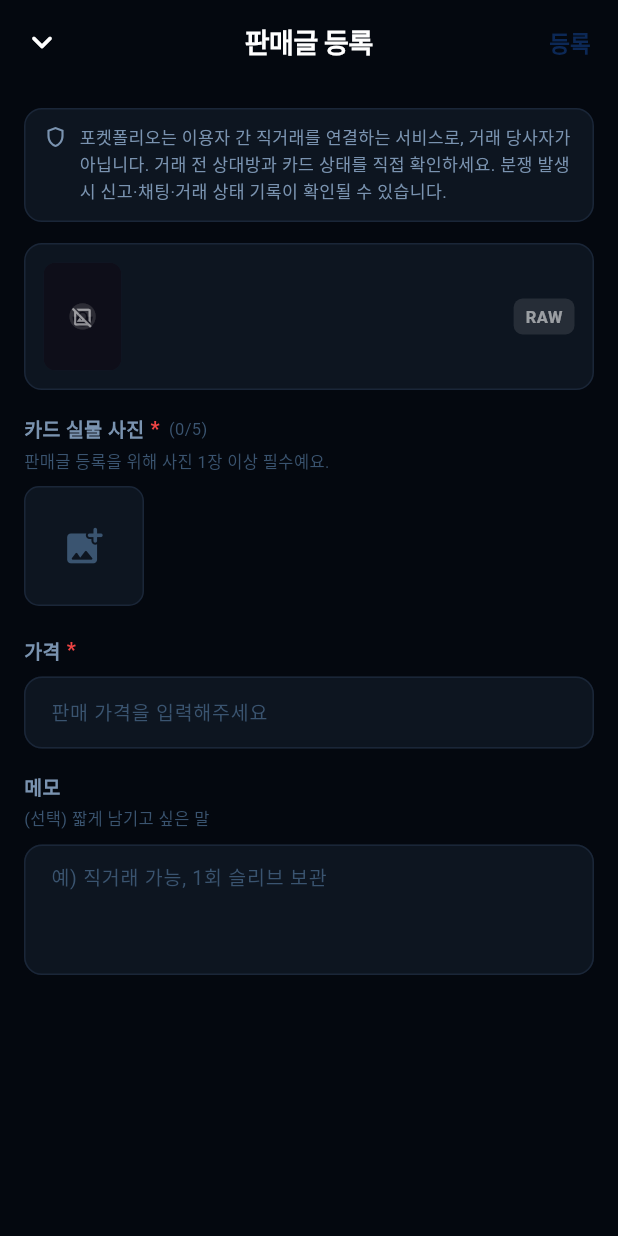
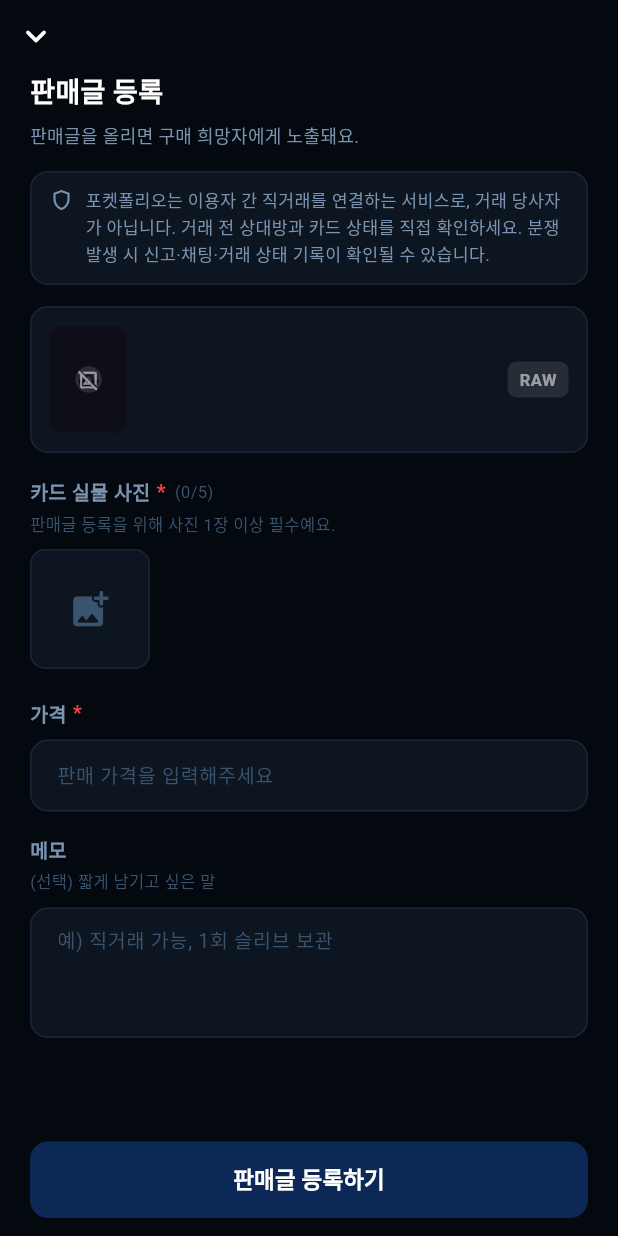
Before and after one commit to nightfury9424/pokemon-card-app, a Flutter app: the TradeCreateScreen screen opened directly with empty values, on a phone screen of 412 x 824 dp. Run offline on Flutter 3.47's test engine with Material 3 defaults, Android fonts, the phone set to English and light mode, and no system bars; our stand-ins replace cached_network_image, camera, dio, firebase_auth, firebase_core, firebase_messaging and 9 more; missing offline and left inert: stomp_dart_client; accounts and stored records are empty; network calls fail.

Commit message:
fix(trade): 판매 폼을 매수 폼 패턴으로 통일 + 등록 CTA 토스 액션색
- AppBar 헤더(판매글 등록 타이틀 + 상단 등록버튼) 제거 → 매수 폼('이 가격에 사고 싶어요')
  처럼 상단 타이틀+서브 + 하단 풀폭 등록 버튼 구조로 통일
- 판매(매도) 등록 CTA = 파랑 (feedback_color_policy: 매수 빨강/매도 파랑 토스식)

Co-Authored-By: Claude Opus 4.8 <noreply@anthropic.com>

```diff
--- a/front/lib/features/trade/trade_create_screen.dart
+++ b/front/lib/features/trade/trade_create_screen.dart
@@ -431,58 +431,41 @@ class _TradeCreateScreenState extends State<TradeCreateScreen> {
       backgroundColor: AppColors.bg,
       // sheet 모드: 키보드 시 Scaffold resize 대신 스크롤뷰가 입력칸 노출 (sheet 높이 깨짐 방지).
       resizeToAvoidBottomInset: widget.sheetScrollController == null,
-      appBar: AppBar(
-        backgroundColor: AppColors.bg,
-        elevation: 0,
-        foregroundColor: AppColors.textPrimary,
-        // 슬라이드업 모달 — 닫기는 아래 방향 chevron.
-        leading: IconButton(
-          icon: const Icon(Icons.keyboard_arrow_down_rounded, size: 28),
-          onPressed: () => Navigator.of(context).maybePop(),
-        ),
-        title: const Text(
-          '판매글 등록',
-          style: TextStyle(
-            color: AppColors.textPrimary,
-            fontWeight: FontWeight.bold,
-          ),
-        ),
-        actions: [
-          Builder(builder: (_) {
-            // 사진 1장 이상 + 등록 중 아닐 때만 활성 (정책).
-            final canSubmit = !_submitting && _photos.isNotEmpty;
-            return TextButton(
-              onPressed: canSubmit ? _submit : null,
-              child: _submitting
-                  ? const SizedBox(
-                      width: 20,
-                      height: 20,
-                      child: CircularProgressIndicator(
-                        color: AppColors.blue,
-                        strokeWidth: 2,
-                      ),
-                    )
-                  : Text(
-                      '등록',
-                      style: TextStyle(
-                        color: canSubmit
-                            ? AppColors.blue
-                            : AppColors.blue.withValues(alpha: 0.35),
-                        fontWeight: FontWeight.bold,
-                        fontSize: 15,
-                      ),
-                    ),
-            );
-          }),
-        ],
-      ),
-      body: SingleChildScrollView(
-        controller: widget.sheetScrollController ?? _scrollCtrl,
-        padding: const EdgeInsets.all(16),
+      body: SafeArea(
         child: Column(
           crossAxisAlignment: CrossAxisAlignment.start,
           children: [
-            const TradeSafetyNotice(margin: EdgeInsets.only(bottom: 14)),
+            // 닫기(아래 chevron). 헤더바·상단 등록버튼 제거 → 매수 폼과 톤 통일.
+            Align(
+              alignment: Alignment.centerLeft,
+              child: IconButton(
+                icon: const Icon(Icons.keyboard_arrow_down_rounded,
+                    size: 28, color: AppColors.textPrimary),
+                onPressed: () => Navigator.of(context).maybePop(),
+              ),
+            ),
+            Expanded(
+              child: SingleChildScrollView(
+                controller: widget.sheetScrollController ?? _scrollCtrl,
+                padding: const EdgeInsets.fromLTRB(20, 0, 20, 16),
+                child: Column(
+                  crossAxisAlignment: CrossAxisAlignment.start,
+                  children: [
+                    // 매수 폼("이 가격에 사고 싶어요")과 동일 톤의 타이틀+서브.
+                    const Text('판매글 등록',
+                        style: TextStyle(
+                            color: AppColors.textPrimary,
+                            fontSize: 18,
+                            fontWeight: FontWeight.w800)),
+                    const SizedBox(height: 6),
+                    const Text('판매글을 올리면 구매 희망자에게 노출돼요.',
+                        style: TextStyle(
+                            color: AppColors.textSecondary,
+                            fontSize: 12,
+                            height: 1.5)),
+                    const SizedBox(height: 14),
+                    const TradeSafetyNotice(),
+                    const SizedBox(height: 14),
             // 등록 실패 / 사진 누락 inline error (SnackBar 금지).
             if (_submitError != null) ...[
               Container(
@@ -695,7 +678,56 @@ class _TradeCreateScreenState extends State<TradeCreateScreen> {
             const SizedBox(height: 8),
             _buildTextField(_memoCtrl, '예) 직거래 가능, 1회 슬리브 보관', maxLines: 3),
 
-            const SizedBox(height: 40),
+                    const SizedBox(height: 8),
+                  ],
+                ),
+              ),
+            ),
+            // 하단 고정 등록 버튼 — 매수 호가 등록 폼과 동일 패턴.
+            Padding(
+              padding: const EdgeInsets.fromLTRB(20, 8, 20, 12),
+              child: SizedBox(
+                width: double.infinity,
+                child: ElevatedButton(
+                  onPressed:
+                      (!_submitting && _photos.isNotEmpty) ? _submit : null,
+                  style: ElevatedButton.styleFrom(
+                    // 판매(매도) 액션 = 파랑 (feedback_color_policy: 매수 빨강/매도 파랑, 토스식).
+                    backgroundColor: AppColors.blue,
+                    disabledBackgroundColor:
+                        AppColors.blue.withValues(alpha: 0.35),
+                    foregroundColor: Colors.white,
+                    padding: const EdgeInsets.symmetric(vertical: 14),
+                    shape: RoundedRectangleBorder(
+                        borderRadius: BorderRadius.circular(12)),
+                    elevation: 0,
+                  ),
+                  child: _submitting
+                      ? const Row(
+                          mainAxisAlignment: MainAxisAlignment.center,
+                          mainAxisSize: MainAxisSize.min,
+                          children: [
+                            SizedBox(
+                                width: 16,
+                                height: 16,
+                                child: CircularProgressIndicator(
+                                    color: Colors.white, strokeWidth: 2)),
+                            SizedBox(width: 8),
+                            Text('등록 중...',
+                                style: TextStyle(
+                                    color: Colors.white,
+                                    fontSize: 15,
+                                    fontWeight: FontWeight.w800)),
+                          ],
+                        )
+                      : const Text('판매글 등록하기',
+                          style: TextStyle(
+                              color: Colors.white,
+                              fontSize: 15,
+                              fontWeight: FontWeight.w800)),
+                ),
+              ),
+            ),
           ],
         ),
       ),
```
